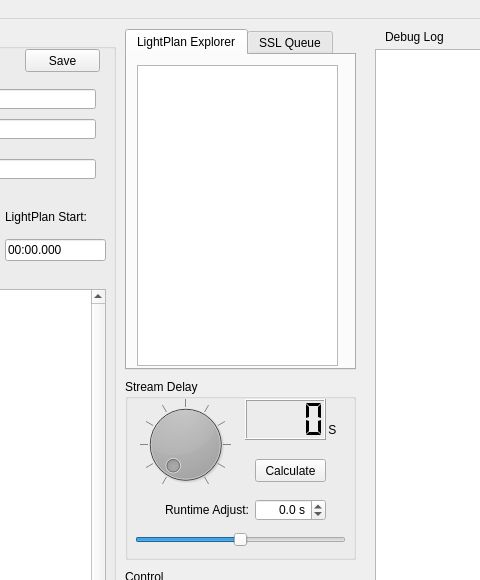
Above: resources/ui/LPS_MainWindow.ui from chillfactor032/LightPlanStudio before the change; both pictures show x 435 to 915 and y 0 to 580 of the 1250 by 800 pixel window. Below: the same form after it.
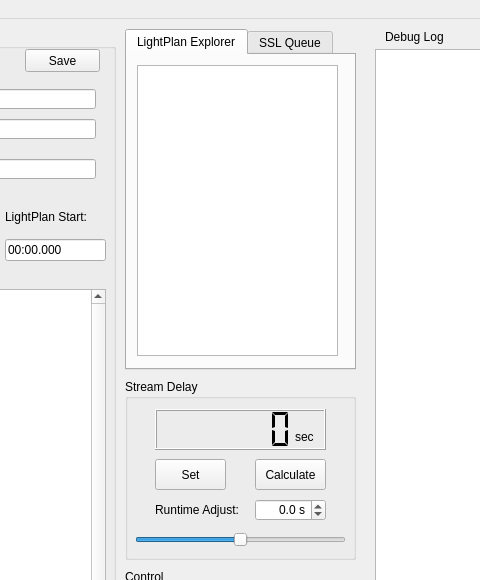
That is the form after the change. Icons and pictures are not drawn.

Patch:
```diff
--- a/resources/ui/LPS_MainWindow.ui
+++ b/resources/ui/LPS_MainWindow.ui
@@ -36,9 +36,12 @@
         <x>10</x>
         <y>10</y>
         <width>201</width>
-        <height>301</height>
+        <height>291</height>
        </rect>
       </property>
+      <property name="alternatingRowColors">
+       <bool>true</bool>
+      </property>
      </widget>
     </widget>
     <widget class="QWidget" name="sslTab">
@@ -338,46 +341,12 @@
     <property name="title">
      <string>Stream Delay</string>
     </property>
-    <widget class="QDial" name="delay_dial">
-     <property name="geometry">
-      <rect>
-       <x>10</x>
-       <y>20</y>
-       <width>101</width>
-       <height>91</height>
-      </rect>
-     </property>
-     <property name="styleSheet">
-      <string notr="true">background-color: qlineargradient(spread:pad, x1:0, y1:0, x2:1, y2:0, stop:0 rgba(0, 0, 0, 255), stop:1 rgba(255, 255, 255, 255));</string>
-     </property>
-     <property name="maximum">
-      <number>1000</number>
-     </property>
-     <property name="sliderPosition">
-      <number>0</number>
-     </property>
-     <property name="tracking">
-      <bool>true</bool>
-     </property>
-     <property name="orientation">
-      <enum>Qt::Horizontal</enum>
-     </property>
-     <property name="wrapping">
-      <bool>false</bool>
-     </property>
-     <property name="notchTarget">
-      <double>100.000000000000000</double>
-     </property>
-     <property name="notchesVisible">
-      <bool>true</bool>
-     </property>
-    </widget>
     <widget class="QLCDNumber" name="delay_lcd">
      <property name="geometry">
       <rect>
-       <x>120</x>
-       <y>20</y>
-       <width>81</width>
+       <x>30</x>
+       <y>30</y>
+       <width>171</width>
        <height>41</height>
       </rect>
      </property>
@@ -391,7 +360,7 @@
       <number>1</number>
      </property>
      <property name="digitCount">
-      <number>4</number>
+      <number>5</number>
      </property>
      <property name="segmentStyle">
       <enum>QLCDNumber::Flat</enum>
@@ -403,7 +372,7 @@
        <x>130</x>
        <y>80</y>
        <width>71</width>
-       <height>23</height>
+       <height>31</height>
       </rect>
      </property>
      <property name="text">
@@ -413,7 +382,7 @@
     <widget class="QLabel" name="label_10">
      <property name="geometry">
       <rect>
-       <x>40</x>
+       <x>30</x>
        <y>120</y>
        <width>161</width>
        <height>21</height>
@@ -476,17 +445,30 @@
       <double>0.100000000000000</double>
      </property>
     </widget>
+    <widget class="QPushButton" name="set_delay_button">
+     <property name="geometry">
+      <rect>
+       <x>30</x>
+       <y>80</y>
+       <width>71</width>
+       <height>31</height>
+      </rect>
+     </property>
+     <property name="text">
+      <string>Set</string>
+     </property>
+    </widget>
     <widget class="QLabel" name="label_11">
      <property name="geometry">
       <rect>
-       <x>200</x>
-       <y>40</y>
+       <x>170</x>
+       <y>50</y>
        <width>21</width>
-       <height>21</height>
+       <height>16</height>
       </rect>
      </property>
      <property name="text">
-      <string> S</string>
+      <string>sec</string>
      </property>
     </widget>
    </widget>
```
Left out of the diff: 18 changed lines with no effect on the pictures.
